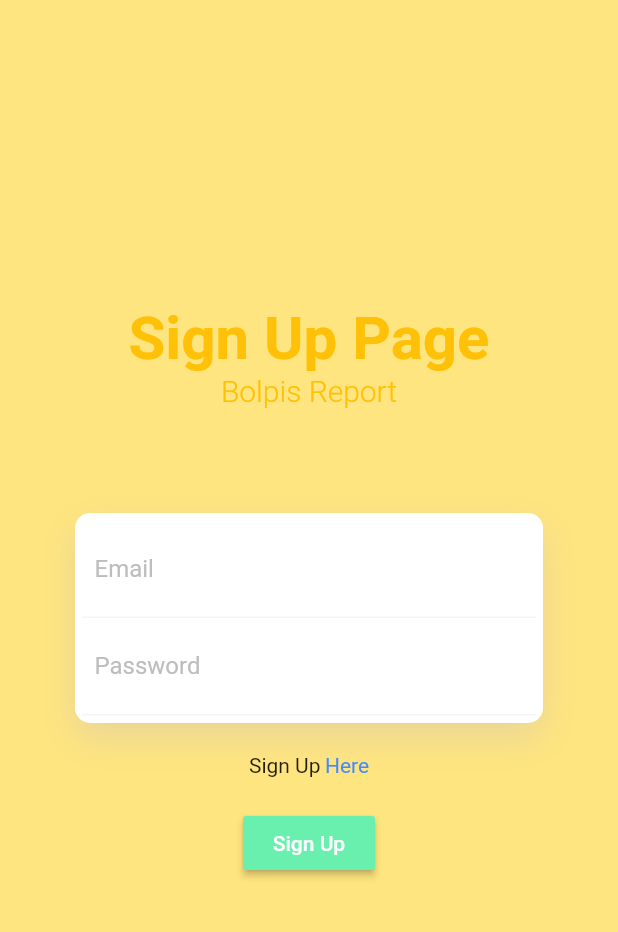
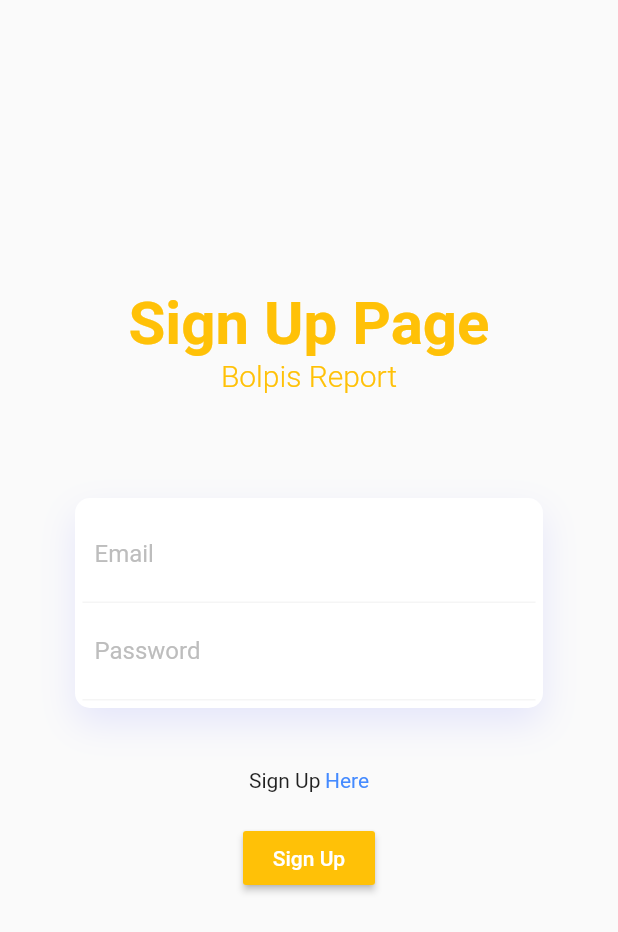
Before and after one commit to banabda/Nabil-Bolpis-Report, a Flutter app: the screen it shows after launch, after a tap on "Sign In", after a tap on "Sign Up Here", on a phone screen of 412 x 824 dp. Shown: the top 932 px of the screen. Run offline on Flutter 3.47's test engine with Material 2 defaults, Android fonts, the phone set to English and light mode, and no system bars; our stand-ins replace firebase_auth, flutter_spinkit; accounts and stored records are empty.

```diff
--- a/lib/main.dart
+++ b/lib/main.dart
@@ -9,11 +9,12 @@ class MyApp extends StatelessWidget {
   // This widget is the root of your application.
   @override
   Widget build(BuildContext context) {
-    // SystemChrome.setSystemUIOverlayStyle(SystemUiOverlayStyle(
-    //   statusBarColor: Colors.amber,
-    // ));
+    SystemChrome.setSystemUIOverlayStyle(SystemUiOverlayStyle(
+      statusBarColor: Colors.amberAccent[200],
+    ));
     return MaterialApp(
-        home: Splash(),
+      debugShowCheckedModeBanner: false,
+      home: Splash(),
     );
   }
 }
--- a/lib/screen/authenticate/sign_in.dart
+++ b/lib/screen/authenticate/sign_in.dart
@@ -35,7 +35,6 @@ class _SignInState extends State<SignIn> {
 //        title: Text("Sign In to Nabil Bolpis"),
 //      ),
       body: Container(
-
         padding: EdgeInsets.symmetric(vertical: 20.0, horizontal: 20.0),
         child: Column(
           mainAxisAlignment: MainAxisAlignment.center,
@@ -142,7 +141,9 @@ class _SignInState extends State<SignIn> {
                     onPressed: () async {
                       if (_formKey.currentState.validate()){
                         setState(() => loading = true);
+                        print("$email $password");
                         dynamic result = await _auth.signInEmailPass(email, password);
+                        print(result.toString());
                         if (result==null){
                           setState(() {
                             error = 'Wrong email or password';
--- a/lib/screen/authenticate/sign_up.dart
+++ b/lib/screen/authenticate/sign_up.dart
@@ -24,7 +24,6 @@ class _SignUpState extends State<SignUp> {
   @override
   Widget build(BuildContext context) {
     return loading ? LoadingScreen() : Scaffold(
-      backgroundColor: Colors.amberAccent[100],
 //      appBar: AppBar(
 //        backgroundColor: Colors.amber[400],
 //        elevation: 0.0,
@@ -109,7 +108,7 @@ class _SignUpState extends State<SignUp> {
                     ),
                   ),
 
-                  SizedBox(height: 20.0),
+                  SizedBox(height: 40.0),
                   Row(
                     mainAxisAlignment: MainAxisAlignment.center,
                     children: <Widget>[
@@ -130,7 +129,7 @@ class _SignUpState extends State<SignUp> {
                   ),
                   SizedBox(height: 20.0),
                   RaisedButton(
-                    color: Colors.greenAccent[200],
+                    color: Colors.amber,
                     child: Text(
                       'Sign Up',
                       style: TextStyle(color: Colors.white),
--- a/lib/screen/splash.dart
+++ b/lib/screen/splash.dart
@@ -26,9 +26,7 @@ class _SplashState extends State<Splash> {
         MaterialPageRoute(builder: (_){
           return StreamProvider<User>.value(
             value: AuthService().user,
-            child: MaterialApp(
-              home: Wrapper(),
-            )
+            child: Wrapper()
           );
         })
       );
```
Also changed, not shown: lib/screen/home/home.dart (+66 -2 lines), pubspec.lock.
